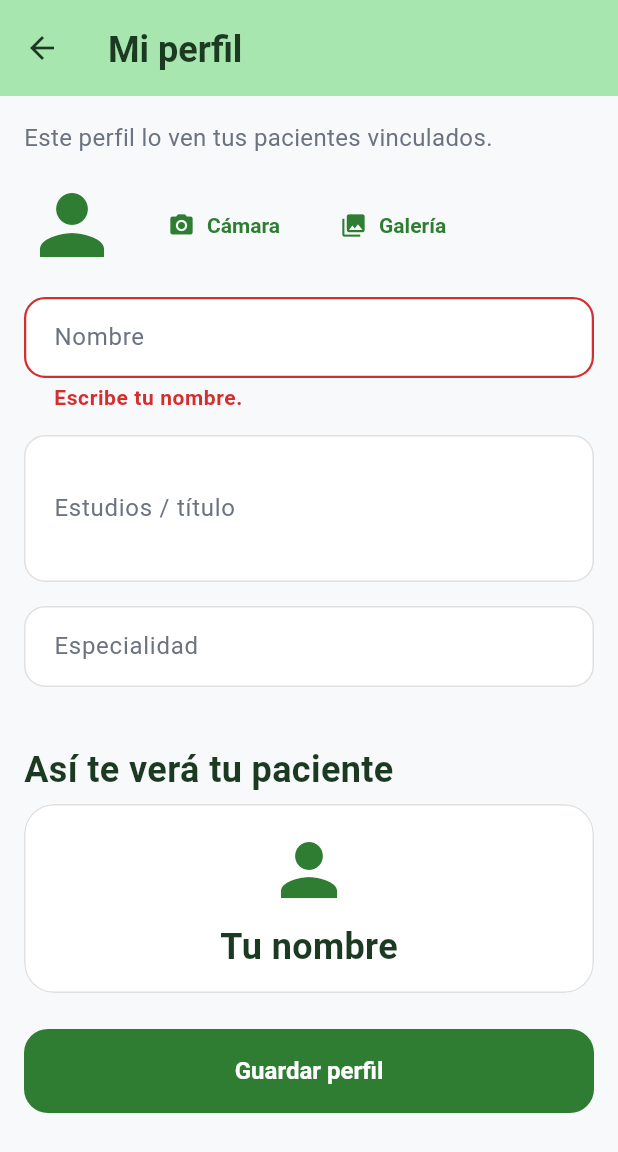
After one commit to Steven00003/mediplan, a Flutter app: the MiPerfilMedicoScreen screen opened directly, after a tap on "Guardar perfil", on a phone screen of 412 x 824 dp. The commit adds this screen. Shown: the top 1152 px of the screen. Run offline on Flutter 3.47's test engine with Material 3 defaults, Android fonts, the phone set to English and light mode, and no system bars; our stand-ins replace cloud_firestore, firebase_auth, firebase_core, firebase_messaging, flutter_local_notifications, flutter_timezone and 6 more; missing offline and left inert: ambient_light, screen_brightness; accounts and stored records are empty; network calls fail.

Commit message:
Perfil del doctor, Recetado por y reglas de medicos

```diff
--- /dev/null
+++ b/lib/models/medico.dart
@@ -0,0 +1,49 @@
+import 'package:cloud_firestore/cloud_firestore.dart';
+
+/// Perfil público del cuidador/doctor, visible para sus pacientes vinculados.
+///
+/// Vive en `medicos/{uid}` y solo contiene datos pensados para mostrarse al
+/// paciente: nombre, título/estudios, especialidad y una miniatura de la foto.
+class Medico {
+  final String uid;
+  final String nombre;
+  final String titulo;
+  final String especialidad;
+  final String? fotoBase64;
+  final DateTime? actualizadoEn;
+
+  const Medico({
+    required this.uid,
+    required this.nombre,
+    required this.titulo,
+    required this.especialidad,
+    this.fotoBase64,
+    this.actualizadoEn,
+  });
+
+  factory Medico.fromMap(String uid, Map<String, dynamic> map) {
+    final raw = map['actualizadoEn'];
+    return Medico(
+      uid: uid,
+      nombre: map['nombre'] as String? ?? '',
+      titulo: map['titulo'] as String? ?? '',
+      especialidad: map['especialidad'] as String? ?? '',
+      fotoBase64: map['fotoBase64'] as String?,
+      actualizadoEn: raw is Timestamp
+          ? raw.toDate()
+          : raw is DateTime
+          ? raw
+          : null,
+    );
+  }
+
+  Map<String, dynamic> toMap({Object? actualizadoEn}) {
+    return {
+      'nombre': nombre.trim(),
+      'titulo': titulo.trim(),
+      'especialidad': especialidad.trim(),
+      'fotoBase64': fotoBase64,
+      'actualizadoEn': actualizadoEn ?? FieldValue.serverTimestamp(),
+    };
+  }
+}
--- a/lib/models/tratamiento.dart
+++ b/lib/models/tratamiento.dart
@@ -66,6 +66,10 @@ class Tratamiento {
   final int? duracionDias;
   final DateTime? ultimoAvisoSinTomas;
 
+  /// UID del cuidador que recetó el tratamiento. Los documentos nuevos lo
+  /// escriben; los antiguos no lo tienen y se usa `paciente.cuidadorId`.
+  final String? recetadoPorId;
+
   const Tratamiento({
     required this.id,
     required this.pacienteId,
@@ -78,6 +82,7 @@ class Tratamiento {
     this.fechaInicio,
     this.duracionDias,
     this.ultimoAvisoSinTomas,
+    this.recetadoPorId,
   });
 
   factory Tratamiento.fromMap(String id, Map<String, dynamic> map) {
@@ -94,6 +99,7 @@ class Tratamiento {
       fechaInicio: _parseFecha(map['fechaInicio']),
       duracionDias: _parseEnteroPositivo(map['duracionDias']),
       ultimoAvisoSinTomas: _parseFecha(map['ultimoAvisoSinTomas']),
+      recetadoPorId: map['recetadoPorId'] as String?,
     );
   }
 
@@ -150,6 +156,7 @@ class Tratamiento {
       'fechaInicio': fechaInicio,
       'duracionDias': duracionDias,
       'ultimoAvisoSinTomas': ultimoAvisoSinTomas,
+      'recetadoPorId': recetadoPorId,
     };
   }
 }
--- a/lib/screens/doctor/editar_tratamiento_screen.dart
+++ b/lib/screens/doctor/editar_tratamiento_screen.dart
@@ -1,5 +1,6 @@
 import 'package:flutter/foundation.dart' show debugPrint, kDebugMode;
 import 'package:flutter/material.dart';
+import 'package:firebase_auth/firebase_auth.dart';
 import 'package:flutter/services.dart';
 import 'package:image_picker/image_picker.dart';
 
@@ -287,6 +288,9 @@ class _EditarTratamientoScreenState extends State<EditarTratamientoScreen> {
       // Se conserva el aviso ya enviado; editar el tratamiento no debe
       // reiniciar el control de "5 días sin tomas".
       ultimoAvisoSinTomas: widget.tratamiento?.ultimoAvisoSinTomas,
+      recetadoPorId:
+          FirebaseAuth.instance.currentUser?.uid ??
+          widget.tratamiento?.recetadoPorId,
     );
 
     try {
--- /dev/null
+++ b/lib/screens/doctor/mi_perfil_medico_screen.dart
@@ -0,0 +1,261 @@
+import 'package:firebase_auth/firebase_auth.dart';
+import 'package:flutter/material.dart';
+import 'package:image_picker/image_picker.dart';
+
+import '../../models/medico.dart';
+import '../../services/firestore_service.dart';
+import '../../services/imagen_service.dart';
+import '../../theme/app_colors.dart';
+import '../../theme/app_tokens.dart';
+import '../../utils/errores_amigables.dart';
+import '../../utils/validacion_perfil_medico.dart';
+import '../../widgets/dialogo_accion_delicada.dart';
+import '../../widgets/estados.dart';
+import '../../widgets/snackbars.dart';
+
+/// Perfil del doctor que ven sus pacientes vinculados.
+class MiPerfilMedicoScreen extends StatefulWidget {
+  const MiPerfilMedicoScreen({super.key});
+
+  @override
+  State<MiPerfilMedicoScreen> createState() => _MiPerfilMedicoScreenState();
+}
+
+class _MiPerfilMedicoScreenState extends State<MiPerfilMedicoScreen> {
+  final _fs = FirestoreService();
+  final _imagen = ImagenService();
+  final _picker = ImagePicker();
+  final _nombre = TextEditingController();
+  final _titulo = TextEditingController();
+  final _especialidad = TextEditingController();
+
+  String? _uid;
+  String? _fotoBase64;
+  bool _cargando = true;
+  bool _guardando = false;
+  Map<String, String> _errores = {};
+
+  @override
+  void initState() {
+    super.initState();
+    _cargar();
+  }
+
+  @override
+  void dispose() {
+    _nombre.dispose();
+    _titulo.dispose();
+    _especialidad.dispose();
+    super.dispose();
+  }
+
+  Future<void> _cargar() async {
+    final uid = FirebaseAuth.instance.currentUser?.uid;
+    if (uid == null) {
+      setState(() => _cargando = false);
+      return;
+    }
+    try {
+      final medico = await _fs.getMedico(uid);
+      if (!mounted) return;
+      _uid = uid;
+      _nombre.text = medico?.nombre ?? '';
+      _titulo.text = medico?.titulo ?? '';
+      _especialidad.text = medico?.especialidad ?? '';
+      _fotoBase64 = medico?.fotoBase64;
+      setState(() => _cargando = false);
+    } catch (e) {
+      if (mounted) {
+        setState(() {
+          _cargando = false;
+          _errores = {'general': mensajeErrorAmigable(e)};
+        });
+      }
+    }
+  }
+
+  Future<void> _elegirFoto(ImageSource origen) async {
+    final foto = await _picker.pickImage(source: origen, imageQuality: 85);
+    if (foto == null) return;
+    final bytes = await foto.readAsBytes();
+    final base64 = await _imagen.fotoPerfilABase64(bytes);
+    if (base64 == null || !mounted) return;
+    setState(() {
+      _fotoBase64 = base64;
+      _errores.remove('fotoBase64');
+    });
+  }
+
+  Future<void> _guardar() async {
+    if (_guardando || _uid == null) return;
+    final errores = validarPerfilMedico(
+      nombre: _nombre.text,
+      titulo: _titulo.text,
+      especialidad: _especialidad.text,
+      fotoBase64: _fotoBase64,
+    );
+    setState(() => _errores = errores);
+    if (errores.isNotEmpty) return;
+
+    setState(() => _guardando = true);
+    try {
+      await _fs.guardarPerfilMedico(
+        Medico(
+          uid: _uid!,
+          nombre: _nombre.text.trim(),
+          titulo: _titulo.text.trim(),
+          especialidad: _especialidad.text.trim(),
+          fotoBase64: _fotoBase64,
+        ),
+      );
+      if (mounted) mostrarSnackExito(context, 'Perfil guardado.');
+    } catch (e) {
+      if (mounted) {
+        mostrarSnackError(
+          context,
+          mensajeErrorAmigable(e, contexto: 'Error guardando el perfil'),
+        );
+      }
+    } finally {
+      if (mounted) setState(() => _guardando = false);
+    }
+  }
+
+  Future<bool> _descartar() async {
+    return mostrarDialogoAccionDelicada(
+      context,
+      titulo: 'Descartar cambios',
+      mensaje: 'Se perderán los cambios que no hayas guardado.',
+      textoAccion: 'Descartar',
+    );
+  }
+
+  @override
+  Widget build(BuildContext context) {
+    return PopScope(
+      canPop: false,
+      onPopInvokedWithResult: (didPop, result) async {
+        if (didPop) return;
+        final salir = await _descartar();
+        if (salir && mounted && context.mounted) {
+          Navigator.of(context).pop();
+        }
+      },
+      child: Scaffold(
+        appBar: AppBar(title: const Text('Mi perfil')),
+        body: _cargando
+            ? const EstadoCargando(texto: 'Cargando perfil...')
+            : ListView(
+                padding: const EdgeInsets.all(AppSpacing.sm),
+                children: [
+                  const Text(
+                    'Este perfil lo ven tus pacientes vinculados.',
+                    style: TextStyle(color: AppColors.textSecondary),
+                  ),
+                  const SizedBox(height: AppSpacing.sm),
+                  Row(
+                    children: [
+                      const Icon(
+                        Icons.person,
+                        size: 64,
+                        color: AppColors.primaryStrong,
+                      ),
+                      const SizedBox(width: AppSpacing.sm),
+                      Expanded(
+                        child: Wrap(
+                          spacing: AppSpacing.xs,
+                          children: [
+                            TextButton.icon(
+                              onPressed: () => _elegirFoto(ImageSource.camera),
+                              icon: const Icon(Icons.camera_alt),
+                              label: const Text('Cámara'),
+                            ),
+                            TextButton.icon(
+                              onPressed: () => _elegirFoto(ImageSource.gallery),
+                              icon: const Icon(Icons.photo_library),
+                              label: const Text('Galería'),
+                            ),
+                          ],
+                        ),
+                      ),
+                    ],
+                  ),
+                  const SizedBox(height: AppSpacing.sm),
+                  _campo('Nombre', _nombre, _errores['nombre']),
+                  _campo('Estudios / título', _titulo, _errores['titulo']),
+                  _campo(
+                    'Especialidad',
+                    _especialidad,
+                    _errores['especialidad'],
+                  ),
+                  const SizedBox(height: AppSpacing.md),
+                  Text(
+                    'Así te verá tu paciente',
+                    style: AppType.title.copyWith(color: AppColors.onGreen),
+                  ),
+                  const SizedBox(height: AppSpacing.xs),
+                  Card(
+                    child: Padding(
+                      padding: const EdgeInsets.all(AppSpacing.sm),
+                      child: Column(
+                        children: [
+                          const Icon(
+                            Icons.person,
+                            size: 56,
+                            color: AppColors.primaryStrong,
+                          ),
+                          const SizedBox(height: AppSpacing.xs),
+                          Text(
+                            _nombre.text.trim().isEmpty
+                                ? 'Tu nombre'
+                                : _nombre.text.trim(),
+                            style: AppType.title.copyWith(
+                              color: AppColors.onGreen,
+                            ),
+                          ),
+                          if (_especialidad.text.trim().isNotEmpty)
+                            Text(
+                              _especialidad.text.trim(),
+                              style: AppType.body.copyWith(
+                                color: AppColors.textSecondary,
+                              ),
+                            ),
+                        ],
+                      ),
+                    ),
+                  ),
+                  const SizedBox(height: AppSpacing.md),
+                  SizedBox(
+                    width: double.infinity,
+                    child: ElevatedButton(
+                      onPressed: _guardando ? null : _guardar,
+                      child: Text(
+                        _guardando ? 'Guardando...' : 'Guardar perfil',
+                      ),
+                    ),
+                  ),
+                ],
+              ),
+      ),
+    );
+  }
+
+  Widget _campo(
+    String etiqueta,
+    TextEditingController controller,
+    String? error,
+  ) {
+    return Padding(
+      padding: const EdgeInsets.only(bottom: AppSpacing.sm),
+      child: TextField(
+        controller: controller,
+        maxLines: etiqueta == 'Estudios / título' ? 3 : 1,
+        decoration: InputDecoration(
+          labelText: etiqueta,
+          errorText: error,
+          border: const OutlineInputBorder(),
+        ),
+      ),
+    );
+  }
+}
--- a/lib/services/firestore_service.dart
+++ b/lib/services/firestore_service.dart
@@ -5,6 +5,7 @@ import 'package:firebase_auth/firebase_auth.dart';
 
 import '../constants.dart';
 import '../models/estado_dispositivo.dart';
+import '../models/medico.dart';
 import '../models/paciente.dart';
 import '../models/registro_toma.dart';
 import '../models/tratamiento.dart';
@@ -257,6 +258,41 @@ class FirestoreService {
     await _pacientesCollection().doc(pacienteId).update({
       'dispositivoFcmToken': FieldValue.delete(),
     });
+  }
+
+  // ---------------------------------------------------------------------
+  // Perfil del doctor (visible para sus pacientes)
+  // ---------------------------------------------------------------------
+
+  CollectionReference<Map<String, dynamic>> _medicosCollection() =>
+      _db.collection('medicos');
+
+  Future<void> guardarPerfilMedico(Medico medico) async {
+    await _medicosCollection().doc(medico.uid).set(medico.toMap());
+  }
+
+  /// Una sola lectura del perfil, con timeout de servidor y caída a caché.
+  /// Devuelve `null` si no existe o falla: la tarjeta del paciente se oculta.
+  Future<Medico?> getMedico(String uid) async {
+    if (uid.trim().isEmpty) return null;
+    try {
+      final doc = await _medicosCollection()
+          .doc(uid)
+          .get(const GetOptions(source: Source.server))
+          .timeout(const Duration(seconds: 8));
+      if (!doc.exists) return null;
+      return Medico.fromMap(doc.id, doc.data()!);
+    } catch (_) {
+      try {
+        final doc = await _medicosCollection()
+            .doc(uid)
+            .get(const GetOptions(source: Source.cache));
+        if (!doc.exists) return null;
+        return Medico.fromMap(doc.id, doc.data()!);
+      } catch (_) {
+        return null;
+      }
+    }
   }
 
   // ---------------------------------------------------------------------
--- /dev/null
+++ b/lib/utils/validacion_perfil_medico.dart
@@ -0,0 +1,70 @@
+/// Reglas puras del perfil del doctor que ve el paciente.
+library;
+
+import 'dart:convert';
+import 'dart:typed_data';
+
+const int maxNombreMedico = 80;
+const int maxTituloMedico = 120;
+const int maxEspecialidadMedico = 80;
+const int maxFotoPerfilBytes = 60 * 1024;
+
+/// Devuelve los errores por campo, o un mapa vacío si el perfil es válido.
+Map<String, String> validarPerfilMedico({
+  required String nombre,
+  required String titulo,
+  required String especialidad,
+  String? fotoBase64,
+}) {
+  final errores = <String, String>{};
+  final n = nombre.trim();
+  final t = titulo.trim();
+  final e = especialidad.trim();
+
+  if (n.isEmpty) {
+    errores['nombre'] = 'Escribe tu nombre.';
+  } else if (n.length > maxNombreMedico) {
+    errores['nombre'] = 'El nombre no puede superar los 80 caracteres.';
+  }
+  if (t.length > maxTituloMedico) {
+    errores['titulo'] = 'Los estudios no pueden superar los 120 caracteres.';
+  }
+  if (e.length > maxEspecialidadMedico) {
+    errores['especialidad'] =
+        'La especialidad no puede superar los 80 caracteres.';
+  }
+
+  if (fotoBase64 != null && fotoBase64.isNotEmpty) {
+    final bytes = _bytesDeDataUri(fotoBase64);
+    if (bytes == null) {
+      errores['fotoBase64'] = 'La foto no es válida.';
+    } else if (bytes.length > maxFotoPerfilBytes) {
+      errores['fotoBase64'] = 'La foto debe pesar menos de 60 KB.';
+    }
+  }
+  return errores;
+}
+
+bool esPerfilMedicoValido({
+  required String nombre,
+  required String titulo,
+  required String especialidad,
+  String? fotoBase64,
+}) {
+  return validarPerfilMedico(
+    nombre: nombre,
+    titulo: titulo,
+    especialidad: especialidad,
+    fotoBase64: fotoBase64,
+  ).isEmpty;
+}
+
+Uint8List? _bytesDeDataUri(String dato) {
+  try {
+    final indice = dato.indexOf(',');
+    if (indice < 0) return null;
+    return base64Decode(dato.substring(indice + 1));
+  } catch (_) {
+    return null;
+  }
+}
```
Also changed, not shown: lib/screens/doctor/dashboard_screen.dart (+10 -0 lines), lib/screens/paciente/detalle_medicamento_paciente_screen.dart (+30 -7 lines), lib/screens/paciente/medicamentos_proximos_screen.dart (+98 -0 lines), lib/services/imagen_service.dart (+40 -5 lines), lib/utils/medico_tratamiento.dart (added, +12 -0 lines), 4 other files.
